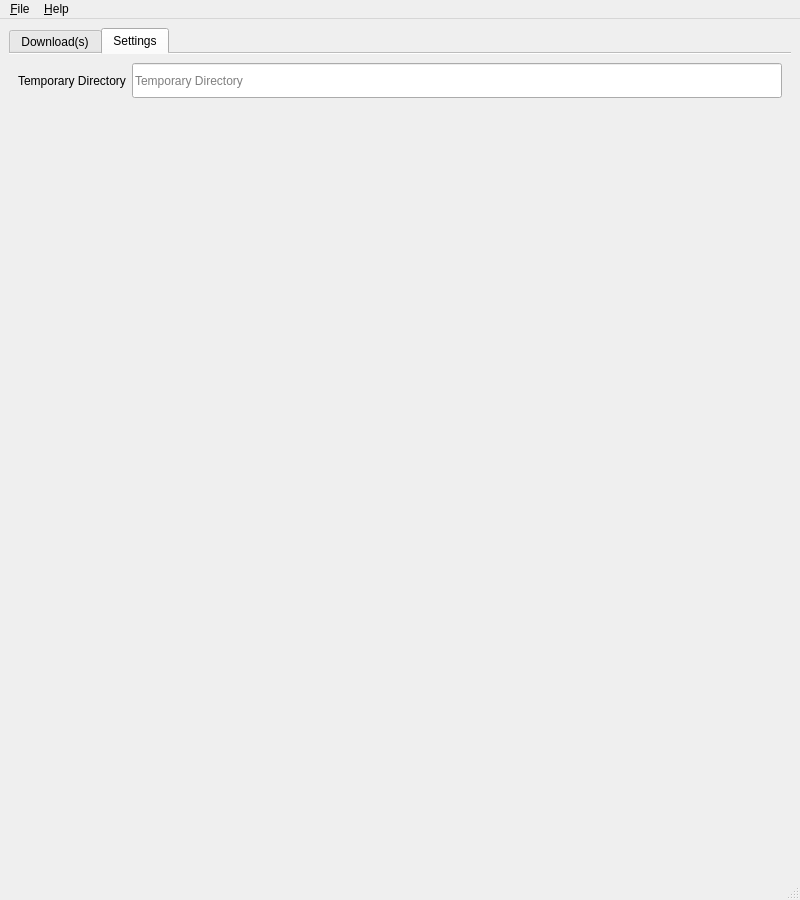
textbrowser/qup, file ui/qup.ui: the form before one commit.
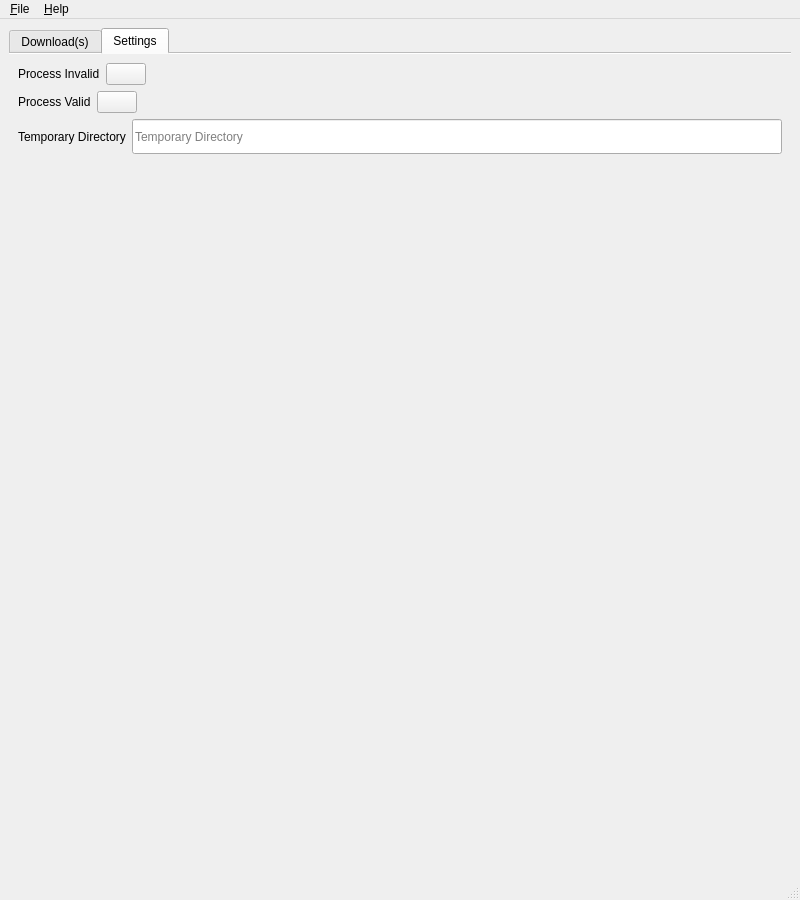
The form after the commit. The open tabs and pages were chosen to show the change. Icons and pictures are not drawn.

Commit message: Awesome buttons.

Patch:
```diff
--- a/ui/qup.ui
+++ b/ui/qup.ui
@@ -60,6 +60,68 @@
         <string>Settings</string>
        </attribute>
        <layout class="QVBoxLayout" name="verticalLayout_4">
+        <item>
+         <layout class="QHBoxLayout" name="horizontalLayout">
+          <item>
+           <widget class="QLabel" name="label">
+            <property name="text">
+             <string>Process Invalid</string>
+            </property>
+           </widget>
+          </item>
+          <item>
+           <widget class="QPushButton" name="process_invalid_color">
+            <property name="text">
+             <string/>
+            </property>
+           </widget>
+          </item>
+          <item>
+           <spacer name="horizontalSpacer">
+            <property name="orientation">
+             <enum>Qt::Horizontal</enum>
+            </property>
+            <property name="sizeHint" stdset="0">
+             <size>
+              <width>40</width>
+              <height>20</height>
+             </size>
+            </property>
+           </spacer>
+          </item>
+         </layout>
+        </item>
+        <item>
+         <layout class="QHBoxLayout" name="horizontalLayout_2">
+          <item>
+           <widget class="QLabel" name="label_2">
+            <property name="text">
+             <string>Process Valid</string>
+            </property>
+           </widget>
+          </item>
+          <item>
+           <widget class="QPushButton" name="process_valid_color">
+            <property name="text">
+             <string/>
+            </property>
+           </widget>
+          </item>
+          <item>
+           <spacer name="horizontalSpacer_2">
+            <property name="orientation">
+             <enum>Qt::Horizontal</enum>
+            </property>
+            <property name="sizeHint" stdset="0">
+             <size>
+              <width>40</width>
+              <height>20</height>
+             </size>
+            </property>
+           </spacer>
+          </item>
+         </layout>
+        </item>
         <item>
          <layout class="QHBoxLayout" name="horizontalLayout_5">
           <item>
```
Left out of the diff: 2 changed lines with no effect on the pictures. The commit also changes 3 other files.
